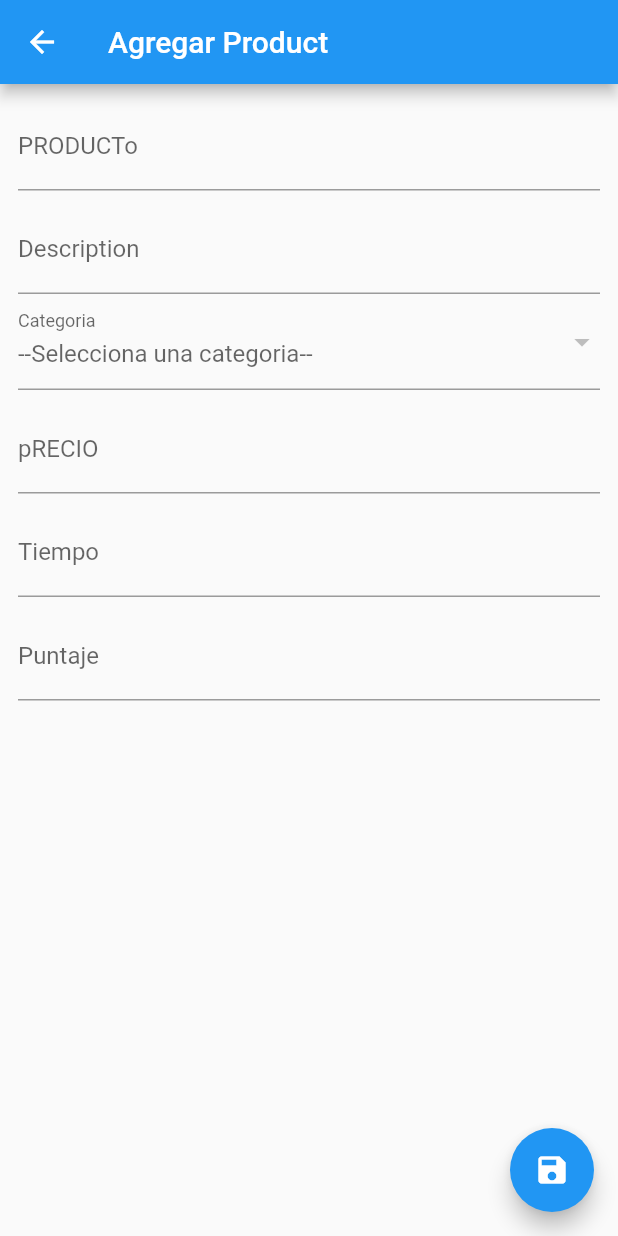
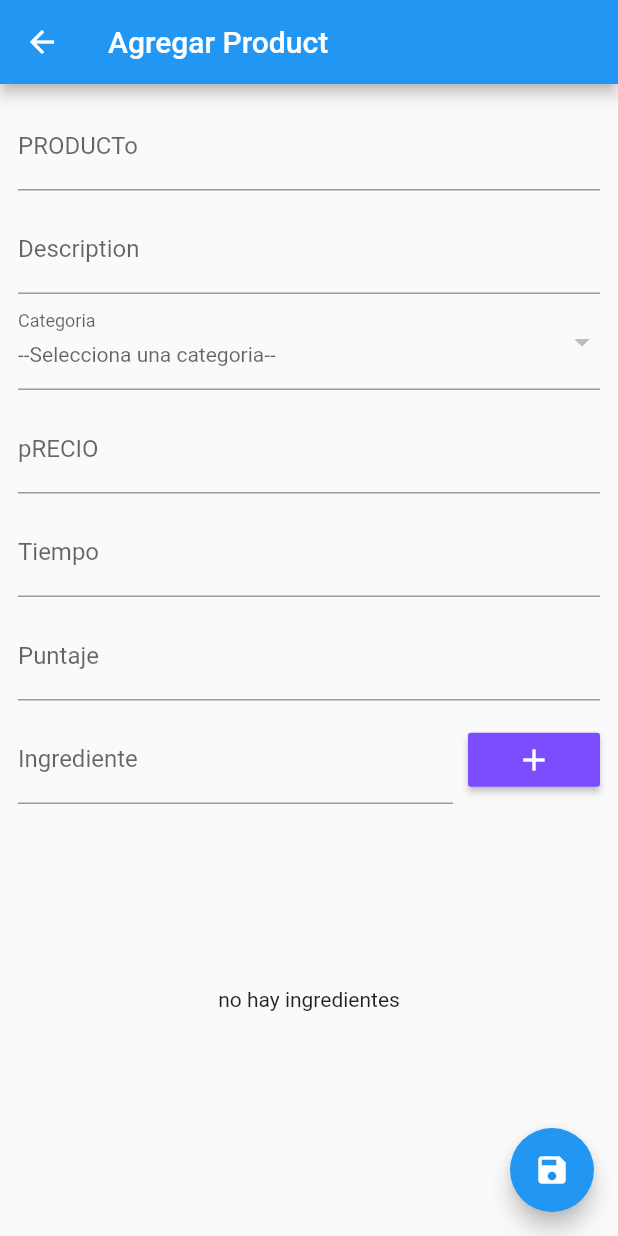
Before and after one commit to reynaldo57/restaurant_modelo_1, a Flutter app: the ProductAddEditAdminPage screen opened directly, on a phone screen of 412 x 824 dp. Run offline on Flutter 3.47's test engine with Material 2 defaults, Android fonts, the phone set to English and light mode, and no system bars; our stand-ins replace cloud_firestore, firebase_core, flutter_svg; missing offline and left inert: dart:ffi; accounts and stored records are empty.

Commit message:
DropDownButtomFormField - ingredientController

```diff
--- a/lib/admin/product_add_edit_admin_page.dart
+++ b/lib/admin/product_add_edit_admin_page.dart
@@ -14,7 +14,10 @@ class _ProductAddEditAdminPageState extends State<ProductAddEditAdminPage> {
   final _formKey = GlobalKey<FormState>();
   FirestoreService _categoryFirestoreService =
       new FirestoreService(collection: 'categories');
+  TextEditingController _ingredientController = new TextEditingController();
+
   List<Map<String, dynamic>> categories = [];
+  List<String> ingredients = [];
   String selectCategory = "";
 
   @override
@@ -75,6 +78,7 @@ class _ProductAddEditAdminPageState extends State<ProductAddEditAdminPage> {
                   },
                 ),
                 DropdownButtonFormField<String>(
+                  style: TextStyle(color: Colors.black87),
                   decoration: InputDecoration(
                       labelText: "Categoria",
                       hintText: "--Selecciona una categoria--"),
@@ -131,6 +135,68 @@ class _ProductAddEditAdminPageState extends State<ProductAddEditAdminPage> {
                     return null;
                   },
                 ),
+                SizedBox(
+                  height: 10.0,
+                ),
+                Row(
+                  children: [
+                    Expanded(
+                      child: TextFormField(
+                        controller: _ingredientController,
+                        decoration: InputDecoration(
+                            labelText: "Ingrediente",
+                            hintText: "Ingrediente del producto"),
+                        validator: (String? value) {
+                          if (value == null || value.isEmpty) {
+                            return "Completar el ampo";
+                          }
+                          return null;
+                        },
+                      ),
+                    ),
+                    SizedBox(
+                      width: 10.0,
+                    ),
+                    MaterialButton(
+                      onPressed: () {
+                        ingredients.add(_ingredientController.text);
+                        _ingredientController.clear();
+                        setState(() {
+
+                        });
+                      },
+                      child: Icon(Icons.add, color: Colors.white,),
+                      color: Colors.deepPurpleAccent,
+                    ),
+                  ],
+                ),
+                SizedBox(
+                  width: 70.0,
+                ),
+                SizedBox(
+                  height: 260,
+                  child: ingredients.length > 0 ? ListView.builder(
+                    primary: true,
+                    shrinkWrap: true,
+                    physics: ScrollPhysics(),
+                    itemCount: ingredients.length,
+                    itemBuilder: (BuildContext context, int index){
+                      return ListTile(
+                      title: Text(ingredients[index]),
+                        trailing: IconButton(
+                          icon: Icon(Icons.delete),
+                          onPressed: (){
+                            ingredients.removeAt(index);
+                            setState(() {
+
+                            });
+                          },
+                        ),
+                      );
+                  }
+                  ) : Center(child: Text("no hay ingredientes"),),
+                ),
+
               ],
             ),
           ),
```
